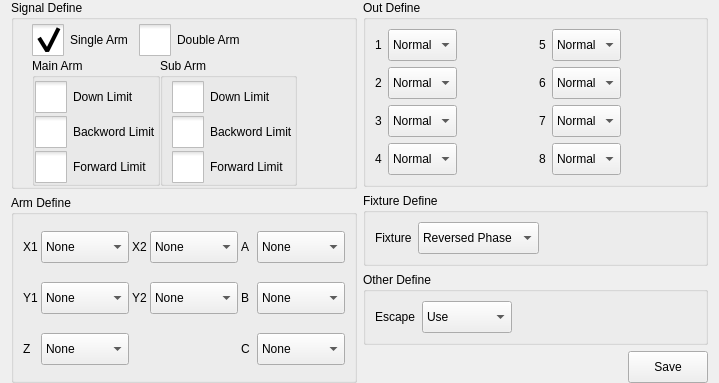
Qt form hcsettings/icstructdefineframe.ui (GaussCheng/2-5AxisPunch) before a commit.
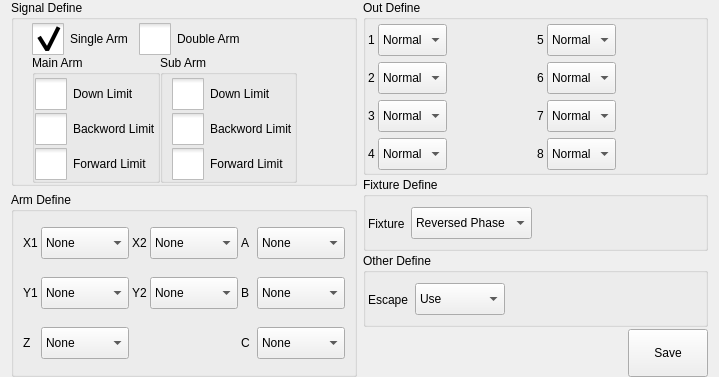
The same form after that commit. Icons and pictures are not drawn.

Commit message: 1.页面小布局

Diff of the .ui file:
```diff
--- a/hcsettings/icstructdefineframe.ui
+++ b/hcsettings/icstructdefineframe.ui
@@ -651,12 +651,33 @@
    </item>
    <item>
     <layout class="QVBoxLayout" name="verticalLayout_5">
+     <property name="spacing">
+      <number>2</number>
+     </property>
      <item>
       <widget class="QGroupBox" name="outDefineBox">
        <property name="title">
         <string>Out Define</string>
        </property>
        <layout class="QGridLayout" name="gridLayout_2">
+        <property name="leftMargin">
+         <number>2</number>
+        </property>
+        <property name="topMargin">
+         <number>4</number>
+        </property>
+        <property name="rightMargin">
+         <number>2</number>
+        </property>
+        <property name="bottomMargin">
+         <number>2</number>
+        </property>
+        <property name="horizontalSpacing">
+         <number>3</number>
+        </property>
+        <property name="verticalSpacing">
+         <number>6</number>
+        </property>
         <item row="0" column="0">
          <widget class="QLabel" name="label">
           <property name="text">
@@ -908,6 +929,18 @@
         <string>Fixture Define</string>
        </property>
        <layout class="QHBoxLayout" name="horizontalLayout_3">
+        <property name="leftMargin">
+         <number>2</number>
+        </property>
+        <property name="topMargin">
+         <number>4</number>
+        </property>
+        <property name="rightMargin">
+         <number>2</number>
+        </property>
+        <property name="bottomMargin">
+         <number>2</number>
+        </property>
         <item>
          <widget class="QLabel" name="label_17">
           <property name="text">
@@ -957,6 +990,18 @@
         <string>Other Define</string>
        </property>
        <layout class="QHBoxLayout" name="horizontalLayout_6">
+        <property name="leftMargin">
+         <number>2</number>
+        </property>
+        <property name="topMargin">
+         <number>4</number>
+        </property>
+        <property name="rightMargin">
+         <number>2</number>
+        </property>
+        <property name="bottomMargin">
+         <number>2</number>
+        </property>
         <item>
          <widget class="QLabel" name="label_18">
           <property name="text">
@@ -1019,8 +1064,8 @@
         <widget class="QPushButton" name="saveButton">
          <property name="minimumSize">
           <size>
-           <width>0</width>
-           <height>32</height>
+           <width>80</width>
+           <height>48</height>
           </size>
          </property>
          <property name="maximumSize">
```
The commit also changes 4 other files.
